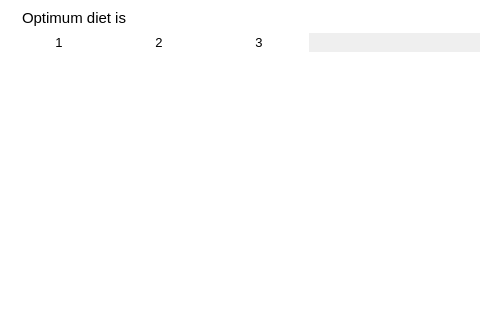
This is ui_optimumdietwindow.ui in josh-minch/spartan as Qt 5 draws it before an edit; both pictures show x 0 to 480 and y 0 to 320 of the 800 by 600 pixel window. The edited form follows.
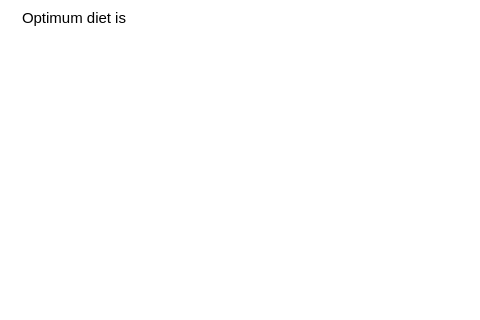
This is the edited form. Icons and pictures are not drawn.

Commit message: Fix progressbar, header, constraint-nutrition view

Diff of the .ui file:
```diff
--- a/ui_optimumdietwindow.ui
+++ b/ui_optimumdietwindow.ui
@@ -147,6 +147,9 @@
         <property name="columnCount">
          <number>3</number>
         </property>
+        <attribute name="horizontalHeaderVisible">
+         <bool>false</bool>
+        </attribute>
         <attribute name="verticalHeaderVisible">
          <bool>false</bool>
         </attribute>
```
The commit also changes 10 other files.
